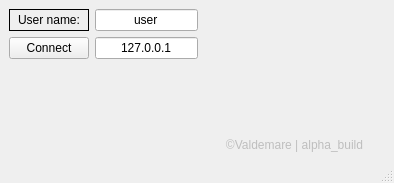
Above: SaturChatClient/mainwindow.ui from Valdem4re/SaturChat before the change. Below: the same form after it.
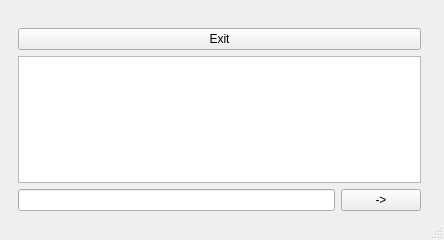
That is the form after the change. The open tabs and pages were chosen to show the change.

Commit message: Changed the mainwindow into stacketwidget

```diff
--- a/SaturChatClient/mainwindow.ui
+++ b/SaturChatClient/mainwindow.ui
@@ -6,15 +6,28 @@
    <rect>
     <x>0</x>
     <y>0</y>
-    <width>394</width>
-    <height>183</height>
+    <width>444</width>
+    <height>240</height>
    </rect>
   </property>
   <property name="windowTitle">
    <string>SaturChat - main</string>
   </property>
   <widget class="QWidget" name="centralwidget">
-   <layout class="QGridLayout" name="gridLayout_3">
+   <widget class="QStackedWidget" name="stackedWidget">
+    <property name="geometry">
+     <rect>
+      <x>9</x>
+      <y>19</y>
+      <width>421</width>
+      <height>201</height>
+     </rect>
+    </property>
+    <property name="currentIndex">
+     <number>0</number>
+    </property>
+    <widget class="QWidget" name="page">
+     <layout class="QGridLayout" name="gridLayout_4">
     <item row="0" column="0">
      <layout class="QGridLayout" name="gridLayout">
       <item row="0" column="0">
@@ -122,12 +135,39 @@
       <property name="sizeHint" stdset="0">
        <size>
         <width>20</width>
-        <height>60</height>
+          <height>103</height>
        </size>
       </property>
      </spacer>
     </item>
    </layout>
+    </widget>
+    <widget class="QWidget" name="page_3">
+     <layout class="QGridLayout" name="gridLayout_3">
+      <item row="0" column="0" colspan="2">
+       <widget class="QPushButton" name="returnButton">
+        <property name="text">
+         <string>Exit</string>
+        </property>
+       </widget>
+      </item>
+      <item row="1" column="0" colspan="2">
+       <widget class="QTextBrowser" name="chatBrowser"/>
+      </item>
+      <item row="2" column="0">
+       <widget class="QLineEdit" name="msgLineEdit"/>
+      </item>
+      <item row="2" column="1">
+       <widget class="QPushButton" name="sendMsgButton">
+        <property name="text">
+         <string>-&gt;</string>
+        </property>
+       </widget>
+      </item>
+     </layout>
+    </widget>
+    <widget class="QWidget" name="page_2"/>
+   </widget>
   </widget>
   <widget class="QStatusBar" name="statusbar"/>
  </widget>
```
Lines whose indentation alone changed are shown as unchanged.
